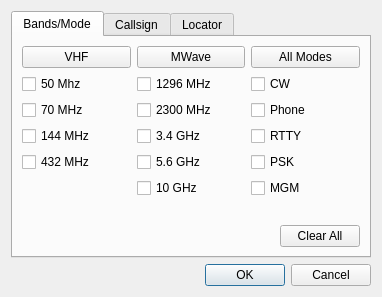
First picture: the form in mqt/MqtLogger/clusterclientfilterdialog.ui, repository Rsclub22/Minos2-Mirror, before the edit.
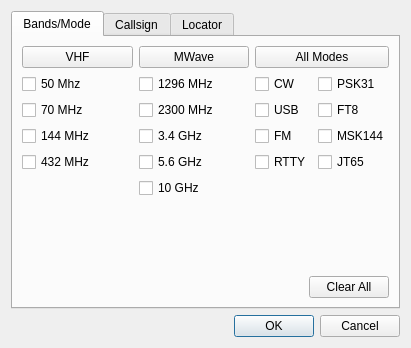
Second picture: the form after the edit. The open tabs and pages were chosen to show the change.

Commit message: add modes to clusterfilterdialog

```diff
--- a/mqt/MqtLogger/clusterclientfilterdialog.ui
+++ b/mqt/MqtLogger/clusterclientfilterdialog.ui
@@ -6,8 +6,8 @@
    <rect>
     <x>0</x>
     <y>0</y>
-    <width>380</width>
-    <height>297</height>
+    <width>411</width>
+    <height>348</height>
    </rect>
   </property>
   <property name="windowTitle">
@@ -147,39 +147,64 @@
             </widget>
            </item>
            <item>
+            <layout class="QGridLayout" name="gridLayout">
+             <item row="2" column="0">
+              <widget class="QCheckBox" name="fmModeChkBox">
+               <property name="text">
+                <string>FM</string>
+               </property>
+              </widget>
+             </item>
+             <item row="0" column="0">
             <widget class="QCheckBox" name="cwModeChkBox">
              <property name="text">
               <string>CW</string>
              </property>
             </widget>
            </item>
-           <item>
-            <widget class="QCheckBox" name="phoneModeChkBox">
-             <property name="text">
-              <string>Phone</string>
-             </property>
-            </widget>
-           </item>
-           <item>
+             <item row="3" column="0">
             <widget class="QCheckBox" name="rttyModeChkBox">
              <property name="text">
               <string>RTTY</string>
              </property>
             </widget>
            </item>
-           <item>
-            <widget class="QCheckBox" name="pskModeChkBox">
+             <item row="1" column="0">
+              <widget class="QCheckBox" name="usbModeChkBox">
              <property name="text">
-              <string>PSK</string>
+                <string>USB</string>
              </property>
             </widget>
            </item>
-           <item>
-            <widget class="QCheckBox" name="mgmModeChkBox">
+             <item row="0" column="1">
+              <widget class="QCheckBox" name="psk31ModeChkBox">
              <property name="text">
-              <string>MGM</string>
-             </property>
-            </widget>
+                <string>PSK31</string>
+               </property>
+              </widget>
+             </item>
+             <item row="1" column="1">
+              <widget class="QCheckBox" name="ft8ModeChkBox">
+               <property name="text">
+                <string>FT8</string>
+               </property>
+              </widget>
+             </item>
+             <item row="2" column="1">
+              <widget class="QCheckBox" name="msk144ModeChkBox">
+               <property name="text">
+                <string>MSK144</string>
+               </property>
+              </widget>
+             </item>
+             <item row="3" column="1">
+              <widget class="QCheckBox" name="jt65ModeChkBox">
+               <property name="text">
+                <string>JT65</string>
+               </property>
+              </widget>
+             </item>
+            </layout>
            </item>
            <item>
             <spacer name="verticalSpacer_3">
```
Left out of the diff: 2 changed lines with no effect on the pictures. Lines whose indentation alone changed are shown as unchanged. The commit also changes 4 other files.
